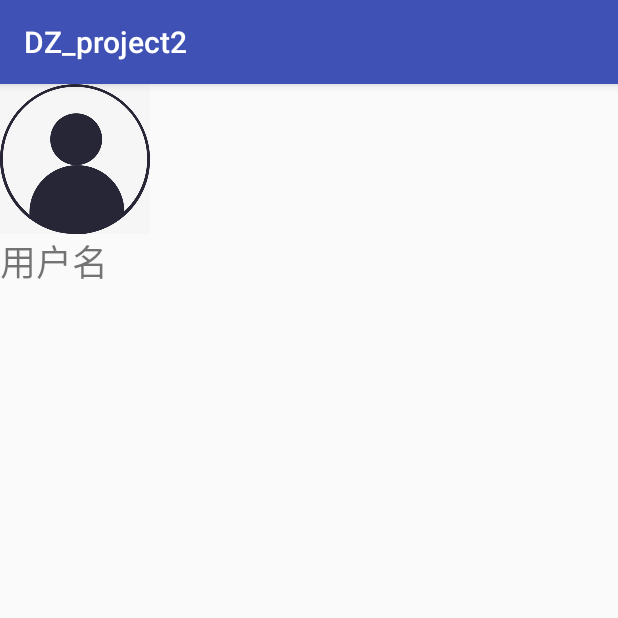
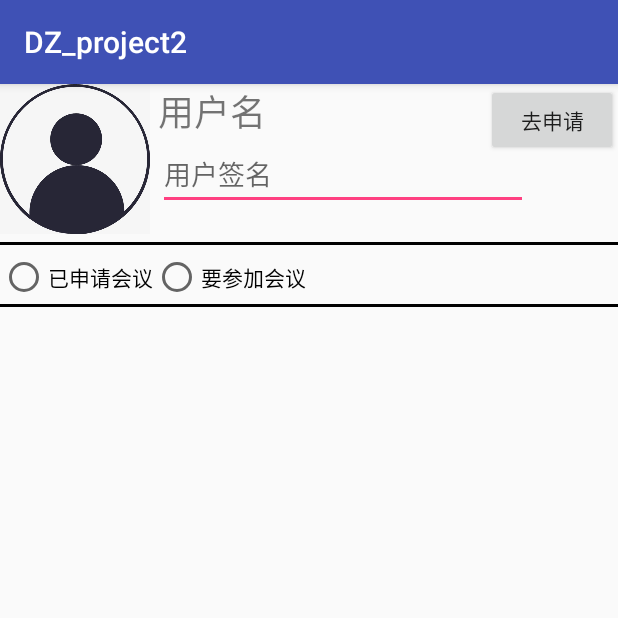
Before and after one commit to chenxp38/DZ_project2, an Android app: the HomeActivity screen opened directly, with no data from a screen before it, on a phone screen of 412 x 824 dp, the top half of it. Run offline under Robolectric (Android 15) with nearby library versions, the phone set to English and light mode, and no system bars.

Commit message:
主页页面，逻辑还没弄好，好菜啊

```diff
--- a/app/src/main/java/com/example/a11605/dz_project2/DataViewActivity.java
+++ b/app/src/main/java/com/example/a11605/dz_project2/DataViewActivity.java
@@ -98,8 +98,8 @@ public class DataViewActivity extends AppCompatActivity {
                     AlertDialog.Builder builder = new AlertDialog.Builder(DataViewActivity.this);
 
                     usernameTV = (TextView) newView.findViewById(R.id.nameXG1);
-                    passwordET = (EditText) newView.findViewById(R.id.birthXG1);
-                    head_iamgeET = (EditText) newView.findViewById(R.id.giftXG1);
+                    passwordET = (EditText) newView.findViewById(R.id.passwordXG1);
+                    head_iamgeET = (EditText) newView.findViewById(R.id.head_imageXG1);
                     phone = (TextView) newView.findViewById(R.id.phone);
 
                     usernameTV.setText(datas.get(position).get("username"));
--- a/app/src/main/java/com/example/a11605/dz_project2/HomeActivity.java
+++ b/app/src/main/java/com/example/a11605/dz_project2/HomeActivity.java
@@ -9,6 +9,7 @@ import android.net.Uri;
 import android.os.Bundle;
 import android.support.v7.app.AppCompatActivity;
 import android.util.Log;
+import android.view.View;
 import android.widget.ImageView;
 import android.widget.SimpleAdapter;
 import android.widget.Toast;
@@ -31,9 +32,17 @@ public class HomeActivity extends AppCompatActivity {
     }
     protected void onCreate(Bundle savedInstanceState) {
         super.onCreate(savedInstanceState);
+        //在setContentView之前添加,未添加的话home键监听无效，设置窗体属性
+        this.getWindow().setFlags(0x80000000, 0x80000000);
         setContentView(R.layout.activity_home);
 
         findbyid();
 
-    }
+        head_image.setOnClickListener(new View.OnClickListener() {
+            @Override
+            public void onClick(View v) {
+
+            }
+        });
+        }
 }
--- a/app/src/main/res/layout/activity_home.xml
+++ b/app/src/main/res/layout/activity_home.xml
@@ -12,13 +12,73 @@
         app:layout_constraintLeft_toLeftOf = "parent"
         app:layout_constraintTop_toTopOf = "parent" />
 
+    <Button
+        android:id="@+id/gotoApply"
+        android:text="去申请"
+        android:layout_width="wrap_content"
+        app:layout_constraintRight_toRightOf="parent"
+        app:layout_constraintTop_toTopOf="parent"
+        android:layout_height="wrap_content" />
     <TextView
         android:id="@+id/usernameShow"
         android:layout_width="wrap_content"
         android:layout_height="wrap_content"
         android:text="用户名"
         android:textSize="24sp"
-        app:layout_constraintLeft_toLeftOf = "parent"
-        app:layout_constraintTop_toBottomOf="@+id/personal_image"
+        app:layout_constraintLeft_toRightOf = "@id/personal_image"
+        app:layout_constraintTop_toTopOf="parent"
+        android:layout_marginLeft="5dp"
         />
+
+    <EditText
+        android:id="@+id/user_introduce"
+        android:layout_width="0dp"
+        android:hint="用户签名"
+        android:layout_height="wrap_content"
+        app:layout_constraintLeft_toRightOf = "@id/personal_image"
+        app:layout_constraintTop_toBottomOf="@id/usernameShow"
+        app:layout_constraintRight_toRightOf="parent"
+        android:layout_marginRight="60dp"
+        android:layout_marginLeft="5dp"
+        />
+
+    <include layout="@layout/line"
+        android:id="@+id/line1"
+        android:layout_width="match_parent"
+        android:layout_height="2dp"
+        app:layout_constraintTop_toBottomOf="@id/personal_image"
+        android:layout_marginTop="5dp"
+        />
+
+    <RadioGroup
+        android:id="@+id/choose_function_btn"
+        android:layout_width="match_parent"
+        android:layout_height="wrap_content"
+        android:orientation="horizontal"
+        app:layout_constraintTop_toBottomOf="@id/line1"
+        android:layout_marginTop="5dp"
+        >
+
+        <RadioButton
+            android:id="@+id/had_applied_btn"
+            android:text="已申请会议"
+            android:layout_width="wrap_content"
+            android:layout_height="wrap_content" />
+
+        <RadioButton
+            android:id="@+id/need_to_join_btn"
+            android:text="要参加会议"
+            android:layout_width="wrap_content"
+            android:layout_height="wrap_content" />
+
+    </RadioGroup>
+
+    <include layout="@layout/line"
+        android:id="@+id/line2"
+        android:layout_width="match_parent"
+        android:layout_height="2dp"
+        app:layout_constraintTop_toBottomOf="@id/choose_function_btn"
+        android:layout_marginTop="2dp"
+        />
+
 </android.support.constraint.ConstraintLayout>
--- /dev/null
+++ b/app/src/main/res/layout/line.xml
@@ -0,0 +1,5 @@
+<?xml version="1.0" encoding="utf-8"?>
+<View xmlns:android="http://schemas.android.com/apk/res/android"
+    android:layout_width="match_parent"
+    android:layout_height="2dp"
+    android:background="@color/colorBlack" />
```
Also changed, not shown: app/src/main/res/layout/dialoglayout.xml (+8 -8 lines), app/src/main/res/values/colors.xml (+13 -0 lines).
